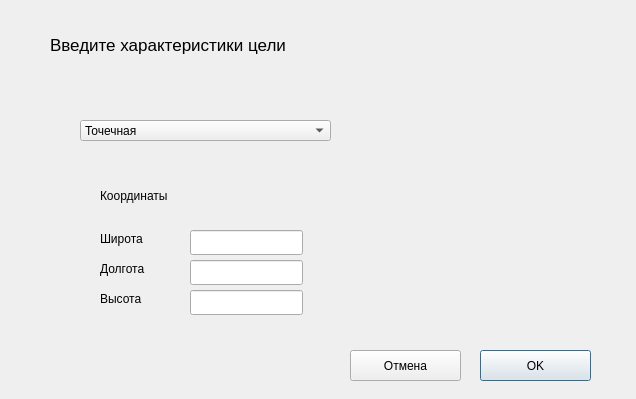
The window that addaim.ui (EgorovaAnna/gpbla) describes before a commit, drawn with Qt 5.
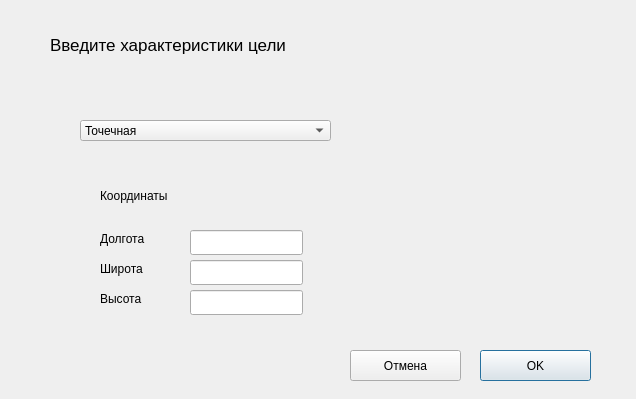
The same window after the commit.

The edit to the form file:
```diff
--- a/addaim.ui
+++ b/addaim.ui
@@ -133,7 +133,7 @@
    <property name="geometry">
     <rect>
      <x>100</x>
-     <y>230</y>
+     <y>260</y>
      <width>67</width>
      <height>17</height>
     </rect>
@@ -159,7 +159,7 @@
    <property name="geometry">
     <rect>
      <x>100</x>
-     <y>260</y>
+     <y>230</y>
      <width>67</width>
      <height>17</height>
     </rect>
```
